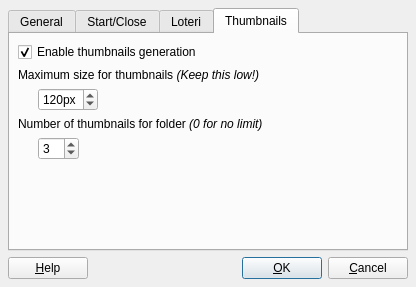
Old version of the form src/settingwidget.ui in the repository popai/LotoTicket.
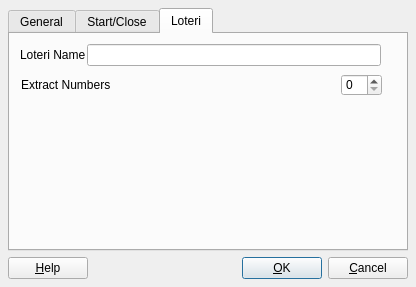
New version of the form. The open tabs and pages were chosen to show the change.

What changed in the file:
```diff
--- a/src/settingwidget.ui
+++ b/src/settingwidget.ui
@@ -169,7 +169,7 @@
       <attribute name="title">
        <string>Loteri</string>
       </attribute>
-      <widget class="QWidget" name="">
+      <widget class="QWidget" name="layoutWidget">
        <property name="geometry">
         <rect>
          <x>10</x>
@@ -197,7 +197,7 @@
         </item>
        </layout>
       </widget>
-      <widget class="QWidget" name="">
+      <widget class="QWidget" name="layoutWidget">
        <property name="geometry">
         <rect>
          <x>11</x>
@@ -233,160 +233,6 @@
        </layout>
       </widget>
      </widget>
-     <widget class="QWidget" name="tab">
-      <attribute name="title">
-       <string>Thumbnails</string>
-      </attribute>
-      <layout class="QVBoxLayout">
-       <property name="spacing">
-        <number>6</number>
-       </property>
-       <property name="margin">
-        <number>8</number>
-       </property>
-       <item>
-        <widget class="QCheckBox" name="chkThumbnails">
-         <property name="text">
-          <string>Enable thumbnails generation</string>
-         </property>
-         <property name="checked">
-          <bool>true</bool>
-         </property>
-        </widget>
-       </item>
-       <item>
-        <widget class="QLabel" name="lblMaxSize">
-         <property name="text">
-          <string>Maximum size for thumbnails &lt;i&gt;(Keep this low!)&lt;/i&gt;</string>
-         </property>
-        </widget>
-       </item>
-       <item>
-        <layout class="QHBoxLayout">
-         <property name="spacing">
-          <number>6</number>
-         </property>
-         <property name="margin">
-          <number>0</number>
-         </property>
-         <item>
-          <spacer>
-           <property name="orientation">
-            <enum>Qt::Horizontal</enum>
-           </property>
-           <property name="sizeType">
-            <enum>QSizePolicy::Fixed</enum>
-           </property>
-           <property name="sizeHint" stdset="0">
-            <size>
-             <width>20</width>
-             <height>20</height>
-            </size>
-           </property>
-          </spacer>
-         </item>
-         <item>
-          <widget class="QSpinBox" name="spinSize">
-           <property name="suffix">
-            <string>px</string>
-           </property>
-           <property name="minimum">
-            <number>50</number>
-           </property>
-           <property name="maximum">
-            <number>320</number>
-           </property>
-           <property name="singleStep">
-            <number>10</number>
-           </property>
-           <property name="value">
-            <number>120</number>
-           </property>
-          </widget>
-         </item>
-         <item>
-          <spacer>
-           <property name="orientation">
-            <enum>Qt::Horizontal</enum>
-           </property>
-           <property name="sizeHint" stdset="0">
-            <size>
-             <width>40</width>
-             <height>20</height>
-            </size>
-           </property>
-          </spacer>
-         </item>
-        </layout>
-       </item>
-       <item>
-        <widget class="QLabel" name="lblNumThumbs">
-         <property name="text">
-          <string>Number of thumbnails for folder &lt;i&gt;(0 for no limit)&lt;/i&gt;</string>
-         </property>
-        </widget>
-       </item>
-       <item>
-        <layout class="QHBoxLayout">
-         <property name="spacing">
-          <number>6</number>
-         </property>
-         <property name="margin">
-          <number>0</number>
-         </property>
-         <item>
-          <spacer>
-           <property name="orientation">
-            <enum>Qt::Horizontal</enum>
-           </property>
-           <property name="sizeType">
-            <enum>QSizePolicy::Fixed</enum>
-           </property>
-           <property name="sizeHint" stdset="0">
-            <size>
-             <width>20</width>
-             <height>20</height>
-            </size>
-           </property>
-          </spacer>
-         </item>
-         <item>
-          <widget class="QSpinBox" name="spinNumThumbs">
-           <property name="value">
-            <number>3</number>
-           </property>
-          </widget>
-         </item>
-         <item>
-          <spacer>
-           <property name="orientation">
-            <enum>Qt::Horizontal</enum>
-           </property>
-           <property name="sizeHint" stdset="0">
-            <size>
-             <width>40</width>
-             <height>20</height>
-            </size>
-           </property>
-          </spacer>
-         </item>
-        </layout>
-       </item>
-       <item>
-        <spacer>
-         <property name="orientation">
-          <enum>Qt::Vertical</enum>
-         </property>
-         <property name="sizeHint" stdset="0">
-          <size>
-           <width>20</width>
-           <height>40</height>
-          </size>
-         </property>
-        </spacer>
-       </item>
-      </layout>
-     </widget>
     </widget>
    </item>
    <item>
```
